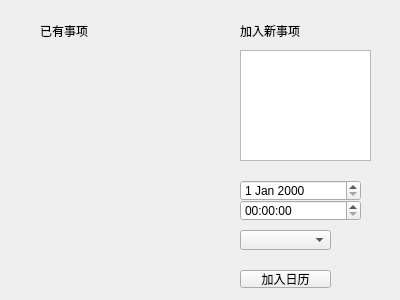
This is realProgect/modevent.ui in Arthur381/QTproject as Qt 5 draws it before an edit. The edited form follows.
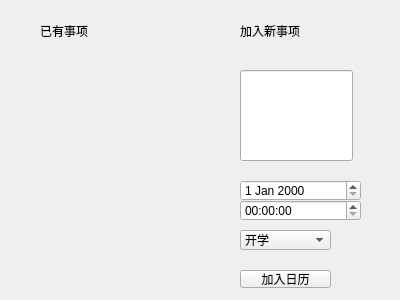
This is the edited form.

```diff
--- a/realProgect/modevent.ui
+++ b/realProgect/modevent.ui
@@ -55,6 +55,16 @@
      <height>20</height>
     </rect>
    </property>
+   <item>
+    <property name="text">
+     <string>开学</string>
+    </property>
+   </item>
+   <item>
+    <property name="text">
+     <string>焦虑</string>
+    </property>
+   </item>
   </widget>
   <widget class="QLabel" name="label">
    <property name="geometry">
@@ -82,13 +92,13 @@
     <string>已有事项</string>
    </property>
   </widget>
-  <widget class="QTextEdit" name="textEdit">
+  <widget class="QLineEdit" name="WriteEve">
    <property name="geometry">
     <rect>
      <x>240</x>
-     <y>50</y>
-     <width>131</width>
-     <height>111</height>
+     <y>70</y>
+     <width>113</width>
+     <height>91</height>
     </rect>
    </property>
   </widget>
```
Left out of the diff: 4 changed lines with no effect on the pictures.
